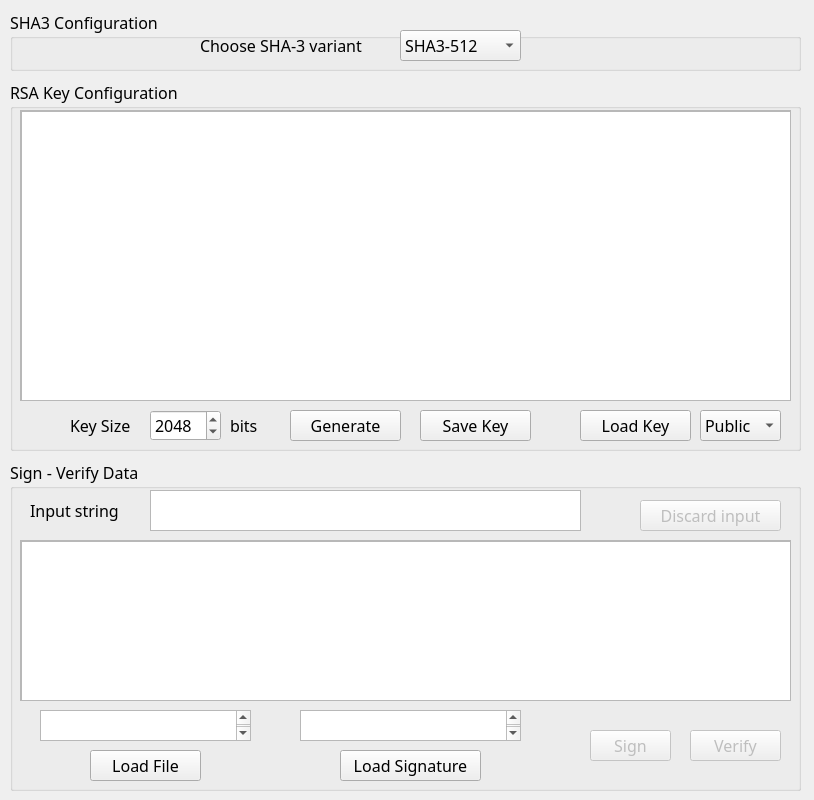
This is src/main.ui in dann20/DSA as Qt 5 draws it before an edit. The edited form follows.
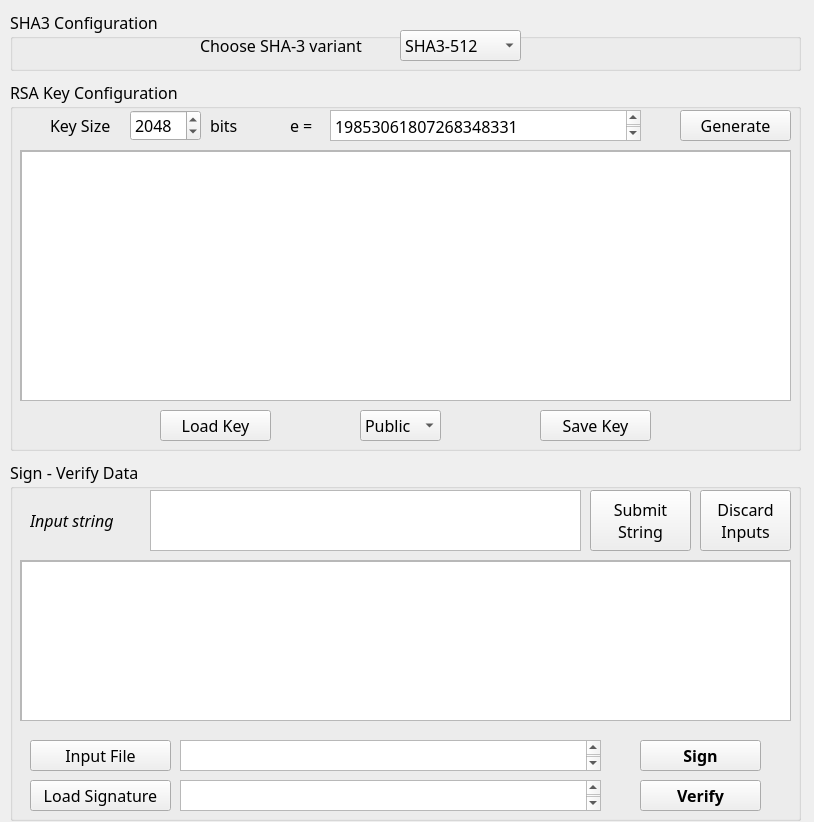
This is the edited form.

```diff
--- a/src/main.ui
+++ b/src/main.ui
@@ -7,7 +7,7 @@
     <x>0</x>
     <y>0</y>
     <width>814</width>
-    <height>800</height>
+    <height>822</height>
    </rect>
   </property>
   <property name="windowTitle">
@@ -32,23 +32,10 @@
     <property name="title">
      <string>RSA Key Configuration</string>
     </property>
-    <widget class="QPushButton" name="generate_key">
-     <property name="geometry">
-      <rect>
-       <x>280</x>
-       <y>330</y>
-       <width>111</width>
-       <height>31</height>
-      </rect>
-     </property>
-     <property name="text">
-      <string>Generate</string>
-     </property>
-    </widget>
     <widget class="QPushButton" name="load_key_btn">
      <property name="geometry">
       <rect>
-       <x>570</x>
+       <x>150</x>
        <y>330</y>
        <width>111</width>
        <height>31</height>
@@ -61,8 +48,8 @@
     <widget class="QSpinBox" name="key_size">
      <property name="geometry">
       <rect>
-       <x>140</x>
-       <y>330</y>
+       <x>120</x>
+       <y>30</y>
        <width>71</width>
        <height>31</height>
       </rect>
@@ -77,8 +64,8 @@
     <widget class="QLabel" name="key_size_lbl">
      <property name="geometry">
       <rect>
-       <x>60</x>
-       <y>330</y>
+       <x>40</x>
+       <y>30</y>
        <width>81</width>
        <height>31</height>
       </rect>
@@ -95,8 +82,8 @@
     <widget class="QLabel" name="key_size_lbl_2">
      <property name="geometry">
       <rect>
-       <x>220</x>
-       <y>330</y>
+       <x>200</x>
+       <y>30</y>
        <width>81</width>
        <height>31</height>
       </rect>
@@ -114,9 +101,9 @@
      <property name="geometry">
       <rect>
        <x>10</x>
-       <y>30</y>
+       <y>70</y>
        <width>771</width>
-       <height>291</height>
+       <height>251</height>
       </rect>
      </property>
      <property name="widgetResizable">
@@ -128,25 +115,31 @@
         <x>0</x>
         <y>0</y>
         <width>769</width>
-        <height>289</height>
+        <height>249</height>
        </rect>
       </property>
-      <widget class="QTextBrowser" name="key_info">
+      <widget class="QTextEdit" name="key_info">
+       <property name="enabled">
+        <bool>true</bool>
+       </property>
        <property name="geometry">
         <rect>
          <x>0</x>
          <y>0</y>
          <width>771</width>
-         <height>291</height>
+         <height>251</height>
         </rect>
        </property>
+       <property name="readOnly">
+        <bool>true</bool>
+       </property>
       </widget>
      </widget>
     </widget>
     <widget class="QPushButton" name="save_key_btn">
      <property name="geometry">
       <rect>
-       <x>410</x>
+       <x>530</x>
        <y>330</y>
        <width>111</width>
        <height>31</height>
@@ -159,7 +152,7 @@
     <widget class="QComboBox" name="key_type_combo">
      <property name="geometry">
       <rect>
-       <x>690</x>
+       <x>350</x>
        <y>330</y>
        <width>81</width>
        <height>31</height>
@@ -181,6 +174,54 @@
       </property>
      </item>
     </widget>
+    <widget class="QLabel" name="key_size_lbl_4">
+     <property name="geometry">
+      <rect>
+       <x>280</x>
+       <y>30</y>
+       <width>41</width>
+       <height>31</height>
+      </rect>
+     </property>
+     <property name="font">
+      <font>
+       <pointsize>12</pointsize>
+      </font>
+     </property>
+     <property name="text">
+      <string>e =</string>
+     </property>
+    </widget>
+    <widget class="QTextEdit" name="e_value">
+     <property name="geometry">
+      <rect>
+       <x>320</x>
+       <y>30</y>
+       <width>311</width>
+       <height>31</height>
+      </rect>
+     </property>
+     <property name="html">
+      <string>&lt;!DOCTYPE HTML PUBLIC &quot;-//W3C//DTD HTML 4.0//EN&quot; &quot;http://www.w3.org/TR/REC-html40/strict.dtd&quot;&gt;
+&lt;html&gt;&lt;head&gt;&lt;meta name=&quot;qrichtext&quot; content=&quot;1&quot; /&gt;&lt;style type=&quot;text/css&quot;&gt;
+p, li { white-space: pre-wrap; }
+&lt;/style&gt;&lt;/head&gt;&lt;body style=&quot; font-family:'mononoki Nerd Font'; font-size:12pt; font-weight:400; font-style:normal;&quot;&gt;
+&lt;p style=&quot; margin-top:0px; margin-bottom:0px; margin-left:0px; margin-right:0px; -qt-block-indent:0; text-indent:0px;&quot;&gt;19853061807268348331&lt;/p&gt;&lt;/body&gt;&lt;/html&gt;</string>
+     </property>
+    </widget>
+    <widget class="QPushButton" name="generate_key">
+     <property name="geometry">
+      <rect>
+       <x>670</x>
+       <y>30</y>
+       <width>111</width>
+       <height>31</height>
+      </rect>
+     </property>
+     <property name="text">
+      <string>Generate</string>
+     </property>
+    </widget>
    </widget>
    <widget class="QGroupBox" name="sha_group">
     <property name="geometry">
@@ -255,7 +296,7 @@
       <x>10</x>
       <y>460</y>
       <width>791</width>
-      <height>331</height>
+      <height>361</height>
      </rect>
     </property>
     <property name="font">
@@ -269,29 +310,37 @@
     </property>
     <widget class="QPushButton" name="discard_input_btn">
      <property name="enabled">
-      <bool>false</bool>
+      <bool>true</bool>
      </property>
      <property name="geometry">
       <rect>
-       <x>630</x>
-       <y>40</y>
-       <width>141</width>
-       <height>31</height>
+       <x>690</x>
+       <y>30</y>
+       <width>91</width>
+       <height>61</height>
       </rect>
      </property>
      <property name="text">
-      <string>Discard input</string>
+      <string>Discard
+Inputs</string>
      </property>
     </widget>
     <widget class="QLabel" name="input_string_lbl">
      <property name="geometry">
       <rect>
        <x>20</x>
-       <y>40</y>
+       <y>30</y>
        <width>111</width>
-       <height>21</height>
+       <height>61</height>
       </rect>
      </property>
+     <property name="font">
+      <font>
+       <pointsize>12</pointsize>
+       <italic>true</italic>
+       <underline>false</underline>
+      </font>
+     </property>
      <property name="text">
       <string>Input string</string>
      </property>
@@ -302,7 +351,7 @@
        <x>140</x>
        <y>30</y>
        <width>431</width>
-       <height>41</height>
+       <height>61</height>
       </rect>
      </property>
     </widget>
@@ -310,7 +359,7 @@
      <property name="geometry">
       <rect>
        <x>10</x>
-       <y>80</y>
+       <y>100</y>
        <width>771</width>
        <height>161</height>
       </rect>
@@ -327,7 +376,7 @@
         <height>159</height>
        </rect>
       </property>
-      <widget class="QTextBrowser" name="ds_info">
+      <widget class="QTextEdit" name="dsa_info">
        <property name="geometry">
         <rect>
          <x>0</x>
@@ -336,27 +385,30 @@
          <height>161</height>
         </rect>
        </property>
+       <property name="readOnly">
+        <bool>true</bool>
+       </property>
       </widget>
      </widget>
     </widget>
     <widget class="QPushButton" name="load_file_btn">
      <property name="geometry">
       <rect>
-       <x>80</x>
-       <y>290</y>
-       <width>111</width>
+       <x>20</x>
+       <y>280</y>
+       <width>141</width>
        <height>31</height>
       </rect>
      </property>
      <property name="text">
-      <string>Load File</string>
+      <string>Input File</string>
      </property>
     </widget>
     <widget class="QPushButton" name="load_signature_btn">
      <property name="geometry">
       <rect>
-       <x>330</x>
-       <y>290</y>
+       <x>20</x>
+       <y>320</y>
        <width>141</width>
        <height>31</height>
       </rect>
@@ -367,56 +419,87 @@
     </widget>
     <widget class="QPushButton" name="sign_btn">
      <property name="enabled">
-      <bool>false</bool>
+      <bool>true</bool>
      </property>
      <property name="geometry">
       <rect>
-       <x>580</x>
-       <y>270</y>
-       <width>81</width>
+       <x>630</x>
+       <y>280</y>
+       <width>121</width>
        <height>31</height>
       </rect>
      </property>
+     <property name="font">
+      <font>
+       <weight>75</weight>
+       <bold>true</bold>
+      </font>
+     </property>
      <property name="text">
       <string>Sign</string>
      </property>
     </widget>
     <widget class="QPushButton" name="verify_btn">
      <property name="enabled">
-      <bool>false</bool>
+      <bool>true</bool>
      </property>
      <property name="geometry">
       <rect>
-       <x>680</x>
-       <y>270</y>
-       <width>91</width>
+       <x>630</x>
+       <y>320</y>
+       <width>121</width>
        <height>31</height>
       </rect>
      </property>
+     <property name="font">
+      <font>
+       <weight>75</weight>
+       <bold>true</bold>
+      </font>
+     </property>
      <property name="text">
       <string>Verify</string>
      </property>
     </widget>
-    <widget class="QTextBrowser" name="file_info">
+    <widget class="QTextEdit" name="file_info">
      <property name="geometry">
       <rect>
-       <x>30</x>
-       <y>250</y>
-       <width>211</width>
+       <x>170</x>
+       <y>280</y>
+       <width>421</width>
        <height>31</height>
       </rect>
      </property>
     </widget>
-    <widget class="QTextBrowser" name="signature_info">
+    <widget class="QTextEdit" name="signature_info">
      <property name="geometry">
       <rect>
-       <x>290</x>
-       <y>250</y>
-       <width>221</width>
+       <x>170</x>
+       <y>320</y>
+       <width>421</width>
        <height>31</height>
       </rect>
      </property>
     </widget>
+    <widget class="QPushButton" name="submit_string_btn">
+     <property name="enabled">
+      <bool>true</bool>
+     </property>
+     <property name="geometry">
+      <rect>
+       <x>580</x>
+       <y>30</y>
+       <width>101</width>
+       <height>61</height>
+      </rect>
+     </property>
+     <property name="text">
+      <string>Submit
+String</string>
+     </property>
+    </widget>
+    <zorder>signature_info</zorder>
+    <zorder>file_info</zorder>
     <zorder>scrollArea_2</zorder>
     <zorder>discard_input_btn</zorder>
     <zorder>input_string_lbl</zorder>
```
Left out of the diff: 7 changed lines with no effect on the pictures.
